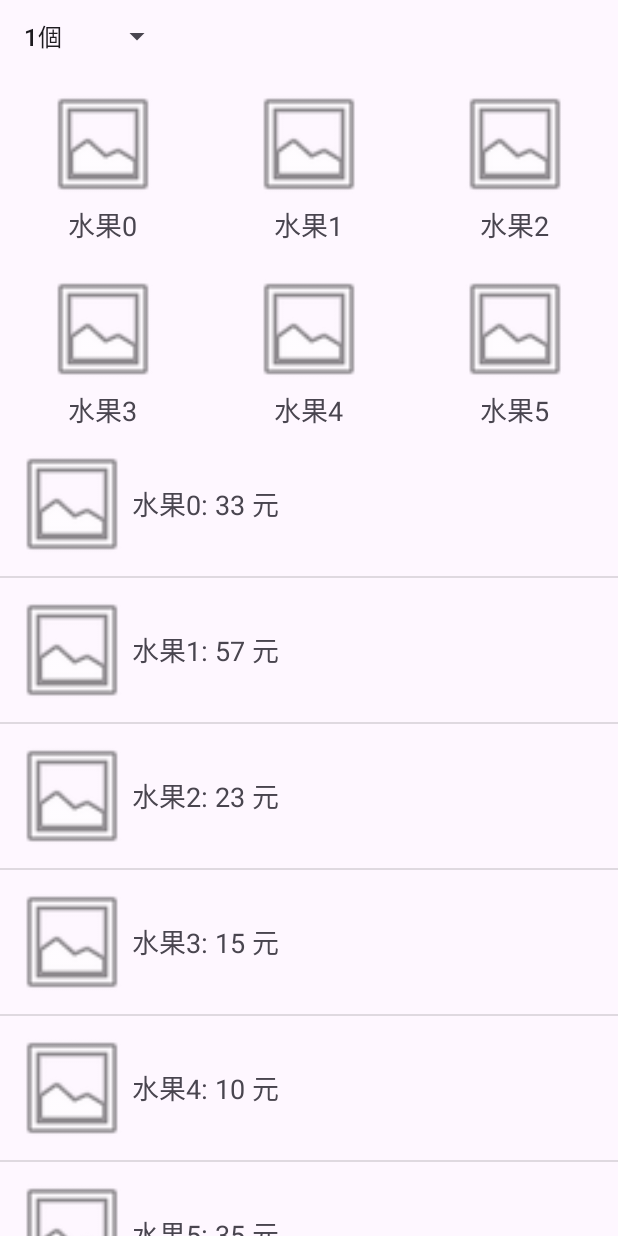
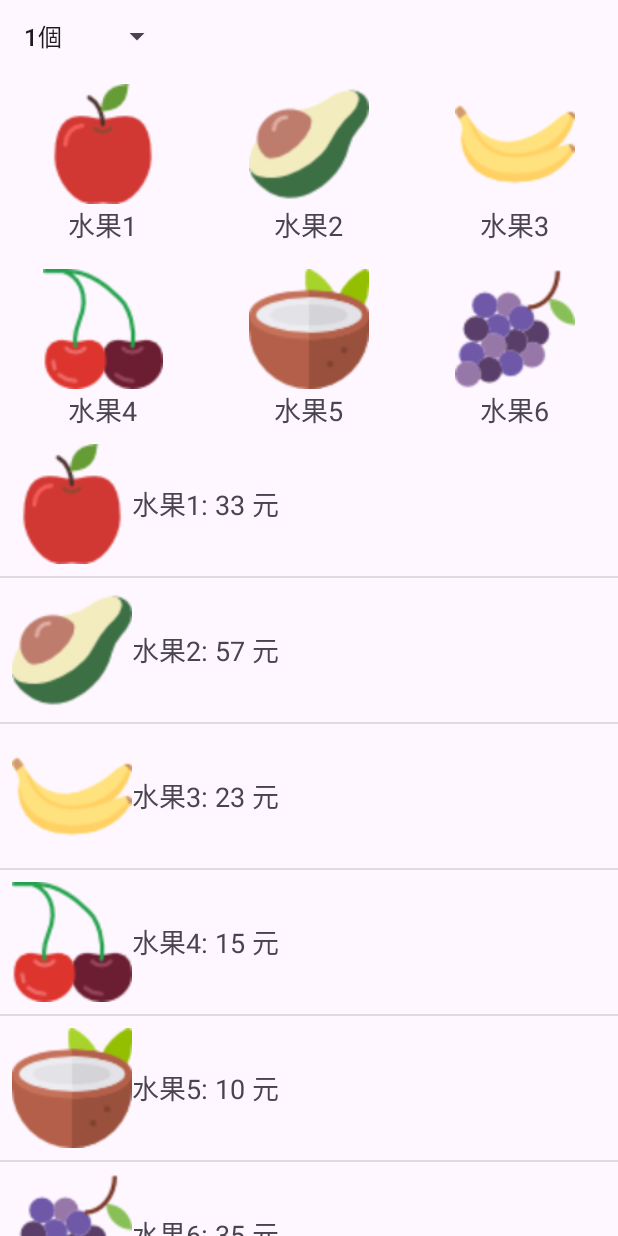
Before and after one commit to rgmmmt4r/android_practice, an Android app: the screen it shows after launch (MainActivity), on a phone screen of 412 x 824 dp. Run offline under Robolectric (Android 15) with nearby library versions, the phone set to English and light mode, and no system bars.

Commit message:
include image

```diff
--- a/ShoppingList/app/src/main/java/com/example/shoppinglist/MainActivity.kt
+++ b/ShoppingList/app/src/main/java/com/example/shoppinglist/MainActivity.kt
@@ -3,6 +3,7 @@ package com.example.shoppinglist
 import android.os.Bundle
 import android.widget.ArrayAdapter
 import android.widget.GridView
+import android.widget.ImageView
 import android.widget.ListView
 import android.widget.Spinner
 import androidx.activity.enableEdgeToEdge
@@ -34,7 +35,7 @@ class MainActivity : AppCompatActivity() {
         val array = resources.obtainTypedArray(R.array.image_list)
         for(index in 0 until array.length()){
             val photo = array.getResourceId(index,0)
-            val name = "水果${index}"
+            val name = "水果${index+1}"
             val price = priceRange.random()
             count.add("${index+1}個")
             item.add(Item(photo,name,price))
@@ -44,5 +45,8 @@ class MainActivity : AppCompatActivity() {
         gridView.numColumns = 3
         gridView.adapter = MyAdapter(this,item,R.layout.adapter_vertical)
         listView.adapter = MyAdapter(this,item,R.layout.adapter_horizontal)
+
+
+
     }
 }
--- a/ShoppingList/app/src/main/java/com/example/shoppinglist/MyAdapter.kt
+++ b/ShoppingList/app/src/main/java/com/example/shoppinglist/MyAdapter.kt
@@ -6,7 +6,6 @@ import android.view.ViewGroup
 import android.widget.ArrayAdapter
 import android.widget.ImageView
 import android.widget.TextView
-import androidx.constraintlayout.widget.ConstraintSet.Layout
 
 class MyAdapter(
     context: Context,
@@ -20,6 +19,7 @@ class MyAdapter(
         val view = convertView ?:View.inflate(parent.context,layout,null)
         val item = getItem(position) ?: return view
         val imgPhoto = view.findViewById<ImageView>(R.id.imgPhoto)
+        imgPhoto.setImageResource(item.photo)
         val tvMsg = view.findViewById<TextView>(R.id.tvMsg)
         tvMsg.text = if(layout == R.layout.adapter_vertical){
             item.name
--- a/ShoppingList/app/src/main/res/layout/adapter_horizontal.xml
+++ b/ShoppingList/app/src/main/res/layout/adapter_horizontal.xml
@@ -1,13 +1,15 @@
 <?xml version="1.0" encoding="utf-8"?>
+
 <LinearLayout
 
-    xmlns:android="http://schemas.android.com/apk/res/android"
-    xmlns:app="http://schemas.android.com/apk/res-auto"
-    xmlns:tools="http://schemas.android.com/tools"
+
     android:layout_width="wrap_content"
     android:layout_height="wrap_content"
     android:orientation="horizontal"
-    android:padding="8dp">
+    android:padding="8dp"
+    xmlns:android="http://schemas.android.com/apk/res/android"
+    xmlns:app="http://schemas.android.com/apk/res-auto"
+    xmlns:tools="http://schemas.android.com/tools">
 
 
 
@@ -28,8 +30,4 @@
         tools:text = "TextView"
         />
 
-
-
-
-
 </LinearLayout>
```
